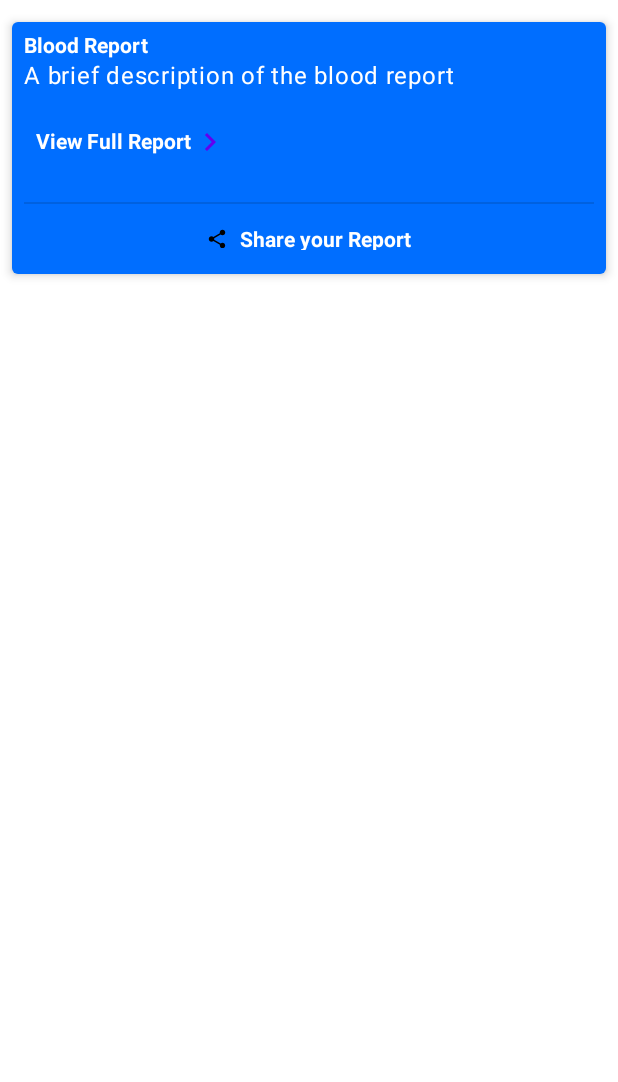
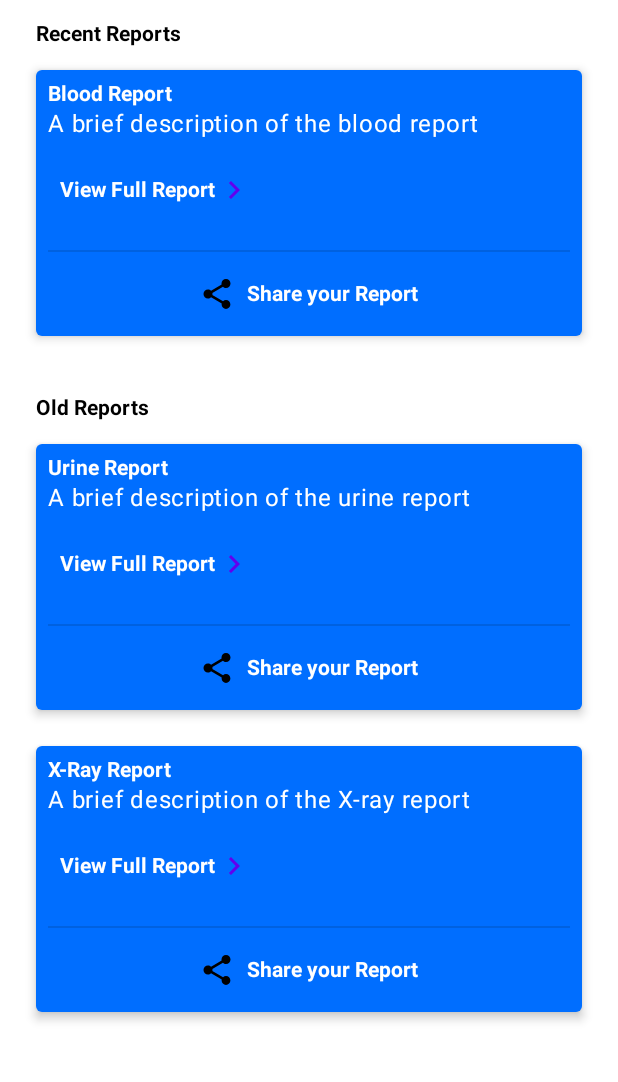
Before and after one commit to SahilKumar75/MediGo, an Android app built with Jetpack Compose: the composable Report shown on its own in the app's theme, after a tap on "View Full Report", on a phone screen of 412 x 824 dp, the part 14-1096 px from its top. Run offline under Robolectric (Android 15) with nearby library versions, the phone set to English and light mode, and no system bars; our stand-ins replace accompanist; 8 statements that could not run were skipped.

Commit message:
report section is updated

```diff
--- a/app/src/main/java/com/example/musical/common/utils/FitnessScreen.kt
+++ b/app/src/main/java/com/example/musical/common/utils/FitnessScreen.kt
@@ -37,7 +37,7 @@ fun FitnessScreen(navController: NavController) {
         }
 
         // Weekly Progress Section
-        Text(text = "Weekly Progres", style = MaterialTheme.typography.titleMedium, modifier = Modifier.align(Alignment.Start))
+        Text(text = "Weekly Progress", style = MaterialTheme.typography.titleMedium, modifier = Modifier.align(Alignment.Start))
         Card(
             modifier = Modifier
                 .fillMaxWidth()
--- /dev/null
+++ b/app/src/main/java/com/example/musical/common/utils/PdfUtils.kt
@@ -0,0 +1,64 @@
+package com.example.musical.common.utils
+
+import android.content.Context
+import android.content.Intent
+import android.graphics.pdf.PdfDocument
+import android.net.Uri
+import java.io.File
+import java.io.FileOutputStream
+
+object PdfUtils {
+
+    fun createAndOpenPdf(context: Context, title: String, description: String) {
+        val pdfDocument = PdfDocument()
+        val pageInfo = PdfDocument.PageInfo.Builder(300, 600, 1).create()
+        val page = pdfDocument.startPage(pageInfo)
+
+        val canvas = page.canvas
+        val paint = android.graphics.Paint()
+        paint.textSize = 12f
+
+        canvas.drawText(title, 10f, 25f, paint)
+        canvas.drawText(description, 10f, 45f, paint)
+
+        pdfDocument.finishPage(page)
+
+        val file = File(context.cacheDir, "report.pdf")
+        pdfDocument.writeTo(FileOutputStream(file))
+        pdfDocument.close()
+
+        val pdfUri: Uri = Uri.fromFile(file)
+        val intent = Intent(Intent.ACTION_VIEW).apply {
+            setDataAndType(pdfUri, "application/pdf")
+            flags = Intent.FLAG_ACTIVITY_NO_HISTORY
+        }
+        context.startActivity(intent)
+    }
+
+    fun createAndSharePdf(context: Context, title: String, description: String) {
+        val pdfDocument = PdfDocument()
+        val pageInfo = PdfDocument.PageInfo.Builder(300, 600, 1).create()
+        val page = pdfDocument.startPage(pageInfo)
+
+        val canvas = page.canvas
+        val paint = android.graphics.Paint()
+        paint.textSize = 12f
+
+        canvas.drawText(title, 10f, 25f, paint)
+        canvas.drawText(description, 10f, 45f, paint)
+
+        pdfDocument.finishPage(page)
+
+        val file = File(context.cacheDir, "report.pdf")
+        pdfDocument.writeTo(FileOutputStream(file))
+        pdfDocument.close()
+
+        val pdfUri: Uri = Uri.fromFile(file)
+        val shareIntent = Intent().apply {
+            action = Intent.ACTION_SEND
+            type = "application/pdf"
+            putExtra(Intent.EXTRA_STREAM, pdfUri)
+        }
+        context.startActivity(Intent.createChooser(shareIntent, "Share Report"))
+    }
+}
--- a/app/src/main/java/com/example/musical/common/utils/Reports.kt
+++ b/app/src/main/java/com/example/musical/common/utils/Reports.kt
@@ -1,76 +1,103 @@
 package com.example.musical.common.utils
 
-import android.content.ActivityNotFoundException
-import androidx.compose.foundation.layout.Arrangement
-import androidx.compose.foundation.layout.Column
-import androidx.compose.foundation.layout.Row
-import androidx.compose.foundation.layout.fillMaxWidth
-import androidx.compose.foundation.layout.height
-import androidx.compose.foundation.layout.padding
-import androidx.compose.material.Card
-import androidx.compose.material.Divider
-import androidx.compose.material.Icon
-import androidx.compose.material.Text
-import androidx.compose.material.TextButton
+import android.content.Context
+import androidx.compose.foundation.clickable
+import androidx.compose.foundation.layout.*
+import androidx.compose.material.*
 import androidx.compose.material.icons.Icons
+import androidx.compose.material.icons.filled.KeyboardArrowRight
 import androidx.compose.runtime.Composable
-import androidx.compose.runtime.getValue
-import androidx.compose.runtime.mutableStateOf
-import androidx.compose.runtime.remember
-import androidx.compose.runtime.setValue
 import androidx.compose.ui.Alignment
 import androidx.compose.ui.Modifier
+import androidx.compose.ui.graphics.Color
+import androidx.compose.ui.platform.LocalContext
 import androidx.compose.ui.res.painterResource
-import androidx.compose.ui.unit.dp
-import android.content.Context
-import android.content.Intent
-import android.graphics.pdf.PdfDocument
-import android.os.Environment
-import android.util.Log
-import android.widget.Toast
-import androidx.compose.material.icons.filled.KeyboardArrowRight
-import androidx.compose.ui.platform.LocalContext
-import androidx.core.content.FileProvider
-import java.io.File
-import java.io.FileOutputStream
-import java.io.IOException
-import android.graphics.*
-import androidx.compose.foundation.clickable
-import androidx.compose.material.MaterialTheme
-import androidx.compose.ui.graphics.Color
 import androidx.compose.ui.text.TextStyle
 import androidx.compose.ui.text.font.FontWeight
+import androidx.compose.ui.unit.dp
 import com.example.musical.R
 
+data class MedicalReport(
+    val title: String,
+    val description: String,
+    val date: String,
+    val fileName: String
+)
 
 @Composable
 fun Report() {
-    var showDialog by remember { mutableStateOf(false) }
     val context = LocalContext.current
-    val cardBackgroundColor = Color(0xFF006eff) // Replace with your desired color
-    val textColor = Color.White // Change to your desired text color
-    val textStyle = TextStyle(
-        color = textColor,
+    val cardBackgroundColor = Color(0xFF006eff)
+    val cardTextColor = Color.White
+    val cardTextStyle = TextStyle(
+        color = cardTextColor,
+        fontWeight = FontWeight.Bold
+    )
+    val sectionTextStyle = TextStyle(
+        color = Color.Black,
         fontWeight = FontWeight.Bold
     )
 
+    val recentReports = listOf(
+        MedicalReport("Blood Report", "A brief description of the blood report", "2023-07-29", "blood_report.pdf")
+    )
+
+    val oldReports = listOf(
+        MedicalReport("Urine Report", "A brief description of the urine report", "2023-06-20", "urine_report.pdf"),
+        MedicalReport("X-Ray Report", "A brief description of the X-ray report", "2023-05-10", "xray_report.pdf")
+    )
+
     Column(
-        modifier = Modifier.height(200.dp),
+        modifier = Modifier
+            .fillMaxSize()
+            .padding(16.dp),
         horizontalAlignment = Alignment.CenterHorizontally,
-        verticalArrangement = Arrangement.Center
+        verticalArrangement = Arrangement.Top
     ) {
-        Text(text = "Your All Medical Reports", style = textStyle)
+        // Recent Reports Section
+        SectionHeader("Recent Reports", sectionTextStyle)
+        recentReports.forEach { report ->
+            ReportCard(report = report, context = context, textStyle = cardTextStyle, cardBackgroundColor = cardBackgroundColor)
+            Spacer(modifier = Modifier.height(8.dp))
+        }
+
+        Spacer(modifier = Modifier.height(16.dp))
+
+        // Old Reports Section
+        SectionHeader("Old Reports", sectionTextStyle)
+        oldReports.forEach { report ->
+            ReportCard(report = report, context = context, textStyle = cardTextStyle, cardBackgroundColor = cardBackgroundColor)
+            Spacer(modifier = Modifier.height(8.dp))
+        }
+    }
+}
+
+@Composable
+fun SectionHeader(title: String, textStyle: TextStyle) {
+    Text(
+        text = title,
+        style = textStyle,
+        modifier = Modifier
+            .fillMaxWidth()
+            .padding(start = 8.dp, top = 8.dp)
+    )
+    Spacer(modifier = Modifier.height(8.dp))
+}
+
+@Composable
+fun ReportCard(report: MedicalReport, context: Context, textStyle: TextStyle, cardBackgroundColor: Color) {
     Card(
-            modifier = Modifier.padding(8.dp),
+        modifier = Modifier
+            .padding(8.dp)
+            .fillMaxWidth(),
         elevation = 4.dp,
-            backgroundColor = cardBackgroundColor // Set the background color here
+        backgroundColor = cardBackgroundColor
     ) {
         Column(modifier = Modifier.padding(8.dp)) {
-                Column {
-                    Text(text = "Blood Report", style = textStyle)
+            Text(text = report.title, style = textStyle)
             Text(
-                        text = "A brief description of the blood report",
-                        style = MaterialTheme.typography.body1.copy(color = textColor)
+                text = report.description,
+                style = MaterialTheme.typography.body1.copy(color = textStyle.color)
             )
             Row(
                 Modifier
@@ -79,9 +106,7 @@ fun Report() {
                 horizontalArrangement = Arrangement.SpaceBetween,
                 verticalAlignment = Alignment.CenterVertically
             ) {
-                        TextButton(onClick = {
-                            createAndOpenPdf(context)
-                        }) {
+                TextButton(onClick = { PdfUtils.createAndOpenPdf(context, report.title, report.description) }) {
                     Row(
                         verticalAlignment = Alignment.CenterVertically
                     ) {
@@ -93,13 +118,12 @@ fun Report() {
                     }
                 }
             }
-                }
             Divider(thickness = 1.dp, modifier = Modifier.padding(vertical = 8.dp))
             Row(
                 Modifier
                     .fillMaxWidth()
                     .padding(vertical = 8.dp)
-                        .clickable { createAndSharePdf(context) },
+                    .clickable { PdfUtils.createAndSharePdf(context, report.title, report.description) },
                 horizontalArrangement = Arrangement.Center,
                 verticalAlignment = Alignment.CenterVertically
             ) {
@@ -113,154 +137,3 @@ fun Report() {
         }
     }
 }
-}
-
-
-fun createAndOpenPdf(context: Context) {
-    // Create a new document
-    val document = PdfDocument()
-
-    // Create a new page
-    val pageInfo = PdfDocument.PageInfo.Builder(595, 842, 1).create()
-    val page = document.startPage(pageInfo)
-
-    // Draw the report header
-    val canvas = page.canvas
-    val paint = Paint()
-    paint.textAlign = Paint.Align.LEFT
-    paint.textSize = 16f
-    paint.typeface = Typeface.create(Typeface.DEFAULT, Typeface.BOLD)
-    canvas.drawText("Medical Report", 80f, 50f, paint)
-
-    // Draw a line under the header
-    paint.style = Paint.Style.STROKE
-    canvas.drawLine(80f, 60f, 515f, 60f, paint)
-
-    // Draw patient information
-    paint.style = Paint.Style.FILL
-    paint.textAlign = Paint.Align.LEFT
-    paint.textSize = 12f
-    paint.typeface = Typeface.create(Typeface.DEFAULT, Typeface.NORMAL)
-    canvas.drawText("Patient Name: Daksh Dhaka", 80f, 80f, paint)
-    canvas.drawText("Age: 25", 80f, 100f, paint)
-    canvas.drawText("Gender: Male", 80f, 120f, paint)
-    canvas.drawText("Date: ${java.util.Date()}", 80f, 140f, paint)
-
-    // Draw report details
-    paint.typeface = Typeface.create(Typeface.DEFAULT, Typeface.BOLD)
-    canvas.drawText("Blood Report", 80f, 180f, paint)
-    paint.typeface = Typeface.create(Typeface.DEFAULT, Typeface.NORMAL)
-    canvas.drawText("Red Blood Cells: 4.5 - 5.5 million cells/mcL", 80f, 200f, paint)
-    canvas.drawText("White Blood Cells: 4,000 - 11,000 cells/mcL", 80f, 220f, paint)
-    canvas.drawText("Platelets: 150,000 - 450,000/mcL", 80f, 240f, paint)
-
-    // Finish the page
-    document.finishPage(page)
-
-    // Save the document to a file
-    val file = File(
-        context.getExternalFilesDir(Environment.DIRECTORY_DOCUMENTS),
-        "report.pdf"
-    )
-
-    try {
-        document.writeTo(FileOutputStream(file))
-        document.close()
-
-        // Create an Intent to open the PDF file
-        val uri = FileProvider.getUriForFile(
-            context,
-            context.applicationContext.packageName + ".provider",
-            file
-        )
-
-        val intent = Intent(Intent.ACTION_VIEW)
-        intent.setDataAndType(uri, "application/pdf")
-        intent.addFlags(Intent.FLAG_GRANT_READ_URI_PERMISSION or Intent.FLAG_ACTIVITY_NO_HISTORY)
-
-        val chooser = Intent.createChooser(intent, "Open PDF")
-        try {
-            context.startActivity(chooser)
-        } catch (e: ActivityNotFoundException) {
-            Toast.makeText(context, "No PDF viewer found", Toast.LENGTH_SHORT).show()
-        }
-    } catch (e: IOException) {
-        Log.e("Report", "Error writing PDF file", e)
-        Toast.makeText(context, "Failed to create PDF", Toast.LENGTH_SHORT).show()
-    }
-}
-
-fun createAndSharePdf(context: Context) {
-    // Create a new document
-    val document = PdfDocument()
-
-    // Create a new page
-    val pageInfo = PdfDocument.PageInfo.Builder(595, 842, 1).create()
-    val page = document.startPage(pageInfo)
-
-    // Draw the report header
-    val canvas = page.canvas
-    val paint = Paint()
-    paint.textAlign = Paint.Align.LEFT
-    paint.textSize = 16f
-    paint.typeface = Typeface.create(Typeface.DEFAULT, Typeface.BOLD)
-    canvas.drawText("Medical Report", 80f, 50f, paint)
-
-    // Draw a line under the header
-    paint.style = Paint.Style.STROKE
-    canvas.drawLine(80f, 60f, 515f, 60f, paint)
-
-    // Draw patient information
-    paint.style = Paint.Style.FILL
-    paint.textAlign = Paint.Align.LEFT
-    paint.textSize = 12f
-    paint.typeface = Typeface.create(Typeface.DEFAULT, Typeface.NORMAL)
-    canvas.drawText("Patient Name: Daksh Dhaka", 80f, 80f, paint)
-    canvas.drawText("Age: 25", 80f, 100f, paint)
-    canvas.drawText("Gender: Male", 80f, 120f, paint)
-    canvas.drawText("Date: ${java.util.Date()}", 80f, 140f, paint)
-
-    // Draw report details
-    paint.typeface = Typeface.create(Typeface.DEFAULT, Typeface.BOLD)
-    canvas.drawText("Blood Report", 80f, 180f, paint)
-    paint.typeface = Typeface.create(Typeface.DEFAULT, Typeface.NORMAL)
-    canvas.drawText("Red Blood Cells: 4.5 - 5.5 million cells/mcL", 80f, 200f, paint)
-    canvas.drawText("White Blood Cells: 4,000 - 11,000 cells/mcL", 80f, 220f, paint)
-    canvas.drawText("Platelets: 150,000 - 450,000/mcL", 80f, 240f, paint)
-
-    // Finish the page
-    document.finishPage(page)
-
-    // Save the document to a file
-    val file = File(
-        context.getExternalFilesDir(Environment.DIRECTORY_DOCUMENTS),
-        "report.pdf"
-    )
-
-    try {
-        document.writeTo(FileOutputStream(file))
-        document.close()
-
-        // Create an Intent to share the PDF file
-        val uri = FileProvider.getUriForFile(
-            context,
-            context.applicationContext.packageName + ".provider",
-            file
-        )
-
-        val shareIntent = Intent(Intent.ACTION_SEND)
-        shareIntent.type = "application/pdf"
-        shareIntent.putExtra(Intent.EXTRA_STREAM, uri)
-        shareIntent.addFlags(Intent.FLAG_GRANT_READ_URI_PERMISSION)
-
-        val chooser = Intent.createChooser(shareIntent, "Share PDF")
-        try {
-            context.startActivity(chooser)
-        } catch (e: ActivityNotFoundException) {
-            Toast.makeText(context, "No app found to share PDF", Toast.LENGTH_SHORT).show()
-        }
-    } catch (e: IOException) {
-        Log.e("Report", "Error writing PDF file", e)
-        Toast.makeText(context, "Failed to create PDF", Toast.LENGTH_SHORT).show()
-    }
-}
```
Lines whose indentation alone changed are shown as unchanged.
